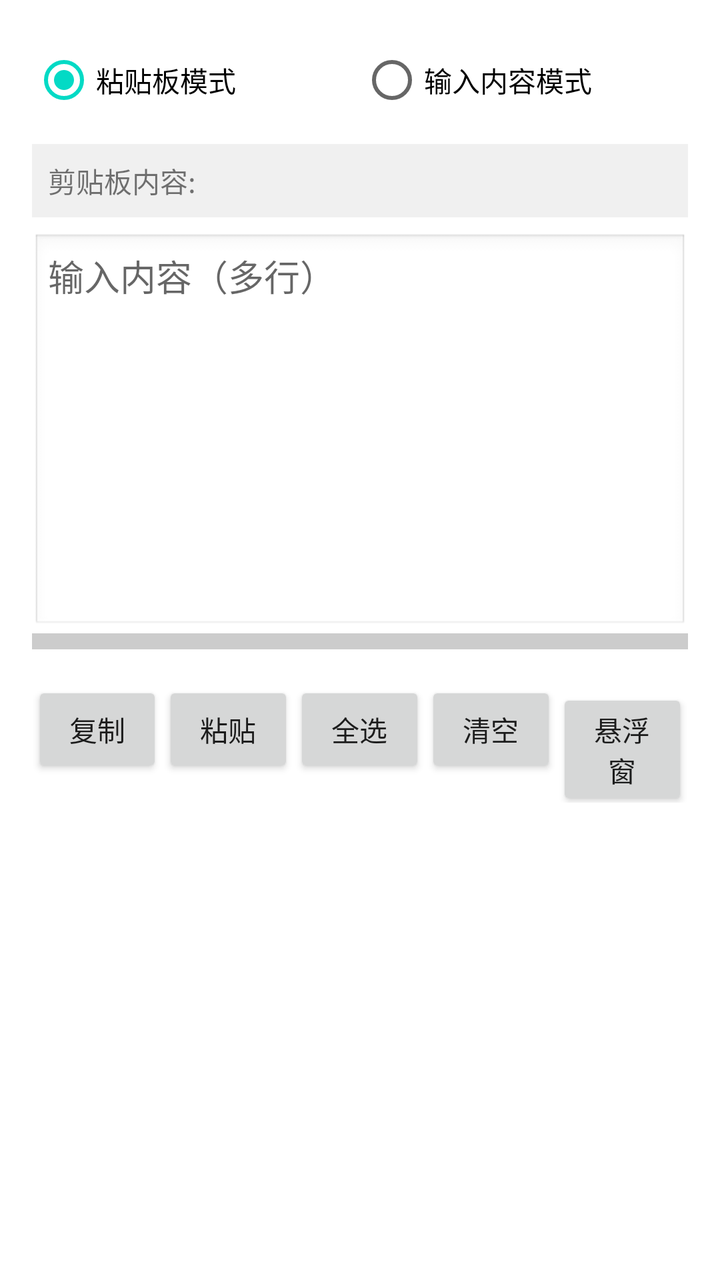
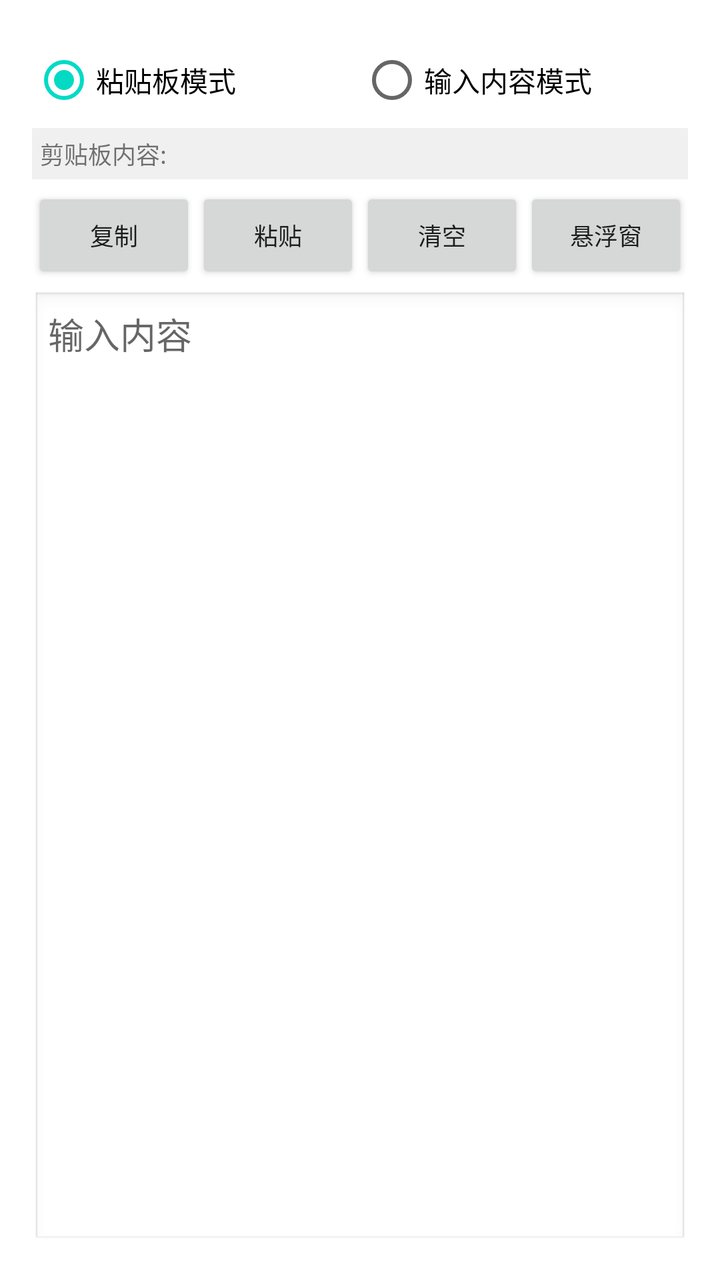

Two renders of the same Android screen: before a commit and after it. Below are the layout's source before the change and the commit's diff.
<!-- AndroidManifest.xml: application theme Theme.Clipper -->
<!-- res/layout/activity_main.xml -->
<?xml version="1.0" encoding="utf-8"?>
<LinearLayout xmlns:android="http://schemas.android.com/apk/res/android"
    android:layout_width="match_parent"
    android:layout_height="match_parent"
    android:orientation="vertical"
    android:padding="16dp">

    
    <LinearLayout
        android:layout_width="match_parent"
        android:layout_height="wrap_content"
        android:orientation="horizontal"
        android:layout_marginBottom="8dp">

        <RadioGroup
            android:id="@+id/radioGroupMode"
            android:layout_width="match_parent"
            android:layout_height="wrap_content"
            android:orientation="horizontal">

            <RadioButton
                android:id="@+id/radioClipboard"
                android:layout_width="0dp"
                android:layout_height="wrap_content"
                android:layout_weight="1"
                android:text="粘贴板模式"
                android:checked="true" />

            <RadioButton
                android:id="@+id/radioInput"
                android:layout_width="0dp"
                android:layout_height="wrap_content"
                android:layout_weight="1"
                android:text="输入内容模式" />

        </RadioGroup>
    </LinearLayout>

    
    <TextView
        android:id="@+id/textClipboard"
        android:layout_width="match_parent"
        android:layout_height="wrap_content"
        android:text="剪贴板内容: "
        android:padding="8dp"
        android:background="#f0f0f0"
        android:layout_marginBottom="8dp" />

    
    <EditText
        android:id="@+id/editText"
        android:layout_width="match_parent"
        android:layout_height="200dp"
        android:hint="输入内容（多行）"
        android:gravity="top|start"
        android:inputType="textMultiLine|text"
        android:scrollbars="vertical"
        android:textIsSelectable="true"
        android:background="@android:drawable/edit_text"
        android:padding="8dp"
        android:focusable="true"
        android:focusableInTouchMode="true" />

    
    <View
        android:id="@+id/resizeHandle"
        android:layout_width="match_parent"
        android:layout_height="8dp"
        android:background="#CCCCCC"
        android:layout_marginBottom="8dp" />

    
    <LinearLayout
        android:layout_width="match_parent"
        android:layout_height="wrap_content"
        android:orientation="horizontal"
        android:layout_marginTop="8dp">

        <Button
            android:id="@+id/btnCopy"
            android:layout_width="0dp"
            android:layout_height="wrap_content"
            android:layout_weight="1"
            android:text="复制" />

        <Button
            android:id="@+id/btnPaste"
            android:layout_width="0dp"
            android:layout_height="wrap_content"
            android:layout_weight="1"
            android:text="粘贴" />

        <Button
            android:id="@+id/btnSelectAll"
            android:layout_width="0dp"
            android:layout_height="wrap_content"
            android:layout_weight="1"
            android:text="全选" />

        <Button
            android:id="@+id/btnClear"
            android:layout_width="0dp"
            android:layout_height="wrap_content"
            android:layout_weight="1"
            android:text="清空" />

        <Button
            android:id="@+id/btnFloating"
            android:layout_width="0dp"
            android:layout_height="wrap_content"
            android:layout_weight="1"
            android:text="悬浮窗" />
    </LinearLayout>

</LinearLayout>
<!-- resources referenced by this layout -->
<resources>
  <style name="Theme.Clipper" parent="Theme.MaterialComponents.DayNight.DarkActionBar">
          <item name="colorPrimary">@color/purple_500</item>
          <item name="colorPrimaryVariant">@color/purple_700</item>
          <item name="colorOnPrimary">@color/white</item>
          <item name="colorSecondary">@color/teal_200</item>
          <item name="colorSecondaryVariant">@color/teal_700</item>
          <item name="colorOnSecondary">@color/black</item>
      </style>
  <color name="purple_500">#FF6200EE</color>
  <color name="purple_700">#FF3700B3</color>
  <color name="white">#FFFFFFFF</color>
  <color name="teal_200">#FF03DAC5</color>
  <color name="teal_700">#FF018786</color>
  <color name="black">#FF000000</color>
</resources>

<!-- the commit's change to res/layout/activity_main.xml (unified diff, before → after) -->
@@ -6,35 +6,27 @@
     android:padding="16dp">
 
     
-    <LinearLayout
+    <RadioGroup
+        android:id="@+id/radioGroupMode"
         android:layout_width="match_parent"
         android:layout_height="wrap_content"
-        android:orientation="horizontal"
-        android:layout_marginBottom="8dp">
+        android:orientation="horizontal">
 
-        <RadioGroup
-            android:id="@+id/radioGroupMode"
-            android:layout_width="match_parent"
+        <RadioButton
+            android:id="@+id/radioClipboard"
+            android:layout_width="0dp"
             android:layout_height="wrap_content"
-            android:orientation="horizontal">
+            android:layout_weight="1"
+            android:text="粘贴板模式"
+            android:checked="true" />
 
-            <RadioButton
-                android:id="@+id/radioClipboard"
-                android:layout_width="0dp"
-                android:layout_height="wrap_content"
-                android:layout_weight="1"
-                android:text="粘贴板模式"
-                android:checked="true" />
-
-            <RadioButton
-                android:id="@+id/radioInput"
-                android:layout_width="0dp"
-                android:layout_height="wrap_content"
-                android:layout_weight="1"
-                android:text="输入内容模式" />
-
-        </RadioGroup>
-    </LinearLayout>
+        <RadioButton
+            android:id="@+id/radioInput"
+            android:layout_width="0dp"
+            android:layout_height="wrap_content"
+            android:layout_weight="1"
+            android:text="输入内容模式" />
+    </RadioGroup>
 
     
     <TextView
@@ -42,16 +34,58 @@
         android:layout_width="match_parent"
         android:layout_height="wrap_content"
         android:text="剪贴板内容: "
-        android:padding="8dp"
+        android:padding="4dp"
         android:background="#f0f0f0"
-        android:layout_marginBottom="8dp" />
+        android:textSize="12sp" />
+
+    
+    <LinearLayout
+        android:layout_width="match_parent"
+        android:layout_height="wrap_content"
+        android:orientation="horizontal"
+        android:layout_marginTop="4dp"
+        android:layout_marginBottom="4dp">
+
+        <Button
+            android:id="@+id/btnCopy"
+            android:layout_width="0dp"
+            android:layout_height="wrap_content"
+            android:layout_weight="1"
+            android:text="复制"
+            android:textSize="12sp" />
+
+        <Button
+            android:id="@+id/btnPaste"
+            android:layout_width="0dp"
+            android:layout_height="wrap_content"
+            android:layout_weight="1"
+            android:text="粘贴"
+            android:textSize="12sp" />
+
+        <Button
+            android:id="@+id/btnClear"
+            android:layout_width="0dp"
+            android:layout_height="wrap_content"
+            android:layout_weight="1"
+            android:text="清空"
+            android:textSize="12sp" />
+
+        <Button
+            android:id="@+id/btnFloating"
+            android:layout_width="0dp"
+            android:layout_height="wrap_content"
+            android:layout_weight="1"
+            android:text="悬浮窗"
+            android:textSize="12sp" />
+    </LinearLayout>
 
     
     <EditText
         android:id="@+id/editText"
         android:layout_width="match_parent"
-        android:layout_height="200dp"
-        android:hint="输入内容（多行）"
+        android:layout_height="0dp"
+        android:layout_weight="1"
+        android:hint="输入内容"
         android:gravity="top|start"
         android:inputType="textMultiLine|text"
         android:scrollbars="vertical"
@@ -61,55 +95,4 @@
         android:focusable="true"
         android:focusableInTouchMode="true" />
 
-    
-    <View
-        android:id="@+id/resizeHandle"
-        android:layout_width="match_parent"
-        android:layout_height="8dp"
-        android:background="#CCCCCC"
-        android:layout_marginBottom="8dp" />
-
-    
-    <LinearLayout
-        android:layout_width="match_parent"
-        android:layout_height="wrap_content"
-        android:orientation="horizontal"
-        android:layout_marginTop="8dp">
-
-        <Button
-            android:id="@+id/btnCopy"
-            android:layout_width="0dp"
-            android:layout_height="wrap_content"
-            android:layout_weight="1"
-            android:text="复制" />
-
-        <Button
-            android:id="@+id/btnPaste"
-            android:layout_width="0dp"
-            android:layout_height="wrap_content"
-            android:layout_weight="1"
-            android:text="粘贴" />
-
-        <Button
-            android:id="@+id/btnSelectAll"
-            android:layout_width="0dp"
-            android:layout_height="wrap_content"
-            android:layout_weight="1"
-            android:text="全选" />
-
-        <Button
-            android:id="@+id/btnClear"
-            android:layout_width="0dp"
-            android:layout_height="wrap_content"
-            android:layout_weight="1"
-            android:text="清空" />
-
-        <Button
-            android:id="@+id/btnFloating"
-            android:layout_width="0dp"
-            android:layout_height="wrap_content"
-            android:layout_weight="1"
-            android:text="悬浮窗" />
-    </LinearLayout>
-
 </LinearLayout>
